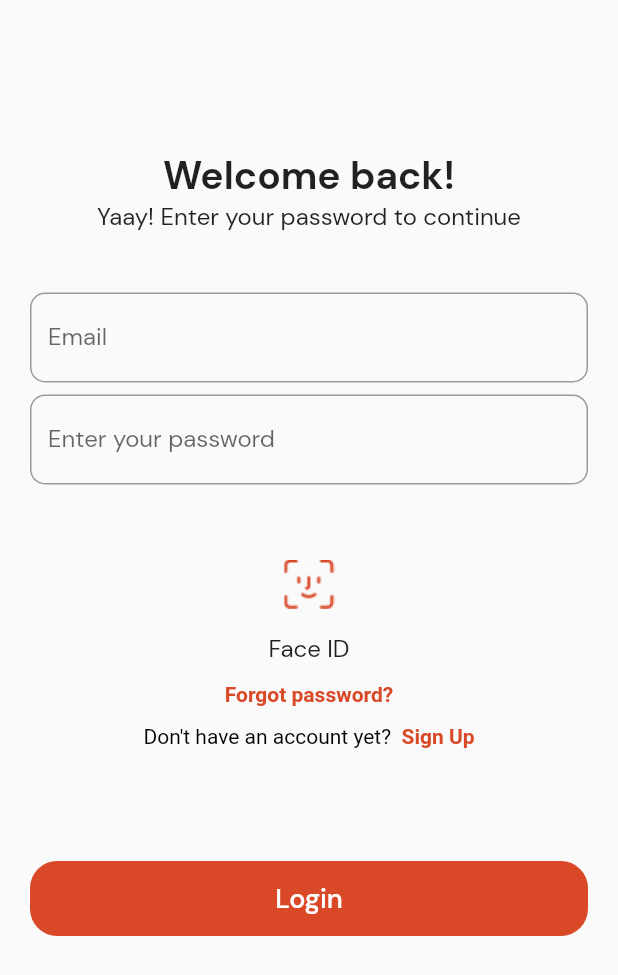
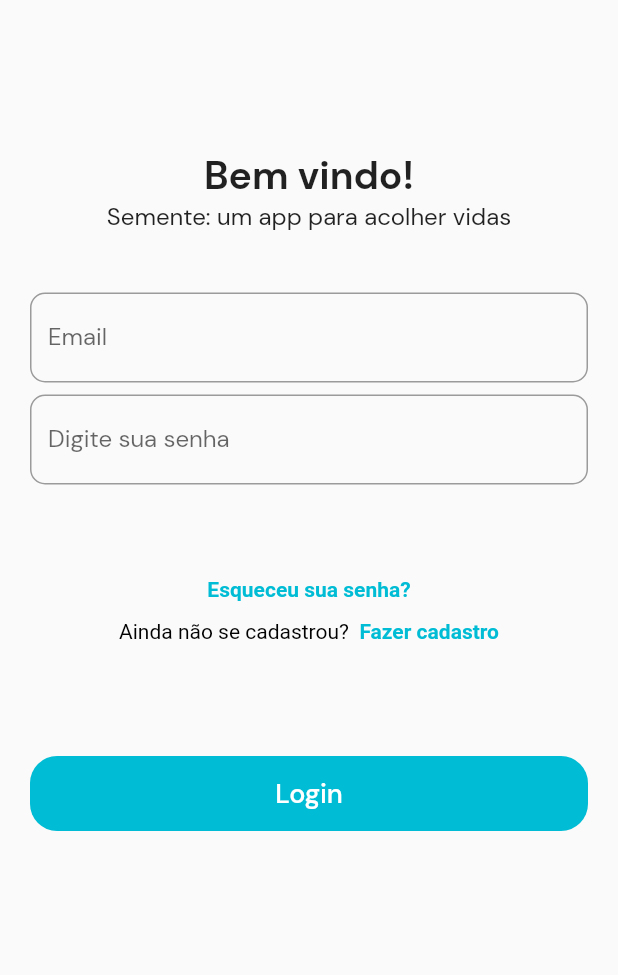
Before and after one commit to antoniomedeiros1/semente_app, a Flutter app: the SignInPage screen opened directly, on a phone screen of 412 x 824 dp. Shown: the top 975 px of the screen. Run offline on Flutter 3.47's test engine with Material 2 defaults, Android fonts, the light colour scheme and no system bars; our stand-ins replace firebase_auth, firebase_core, flutter_svg, font_awesome_flutter, get, google_sign_in and 1 more; missing offline and left inert: sound_stream; accounts and stored records are empty; network calls fail.

Commit message:
autenticação funcionando corretamente

```diff
--- a/lib/screens/signin.dart
+++ b/lib/screens/signin.dart
@@ -1,6 +1,7 @@
 import 'package:firebase_auth_db/services/authentication_service.dart';
 import 'package:firebase_auth_db/screens/menu.dart';
 import 'package:firebase_auth_db/screens/signup.dart';
+import 'package:firebase_auth_db/screens/discover/discover_screen.dart';
 import 'package:flutter/gestures.dart';
 import 'package:flutter/material.dart';
 import 'package:provider/provider.dart';
@@ -13,8 +14,7 @@ class SignInPage extends StatefulWidget {
 }
 
 class _SignInPageState extends State<SignInPage> {
-  bool _isObscure = true;
-  final Color buttonColor = Color(0xffD94928);
+  // bool _isObscure = true;
 
   final TextEditingController emailController = TextEditingController();
   final TextEditingController passwordController = TextEditingController();
@@ -32,57 +32,49 @@ class _SignInPageState extends State<SignInPage> {
             child: Column(
               children: [
                 Column(
-                  children: [
+                  children: const [
                     Text(
-                      "Welcome back!",
+                      "Bem vindo!",
                       style:
                           TextStyle(fontSize: 26, fontWeight: FontWeight.bold),
                       textAlign: TextAlign.center,
                     ),
                     Text(
-                      "Yaay! Enter your password to continue",
+                      "Semente: um app para acolher vidas",
                       style: TextStyle(fontSize: 16),
                     ),
                   ],
                 ),
-                SizedBox(
-                  height: 40,
-                ),
+                const SizedBox(height: 40),
                 buildEmailField(),
-                SizedBox(
-                  height: 8,
-                ),
-                buildPasswordField('Enter your password'),
-                SizedBox(
-                  height: 50,
-                ),
-                SizedBox(
-                  height: 70,
-                  child: Column(
-                    mainAxisAlignment: MainAxisAlignment.spaceBetween,
-                    children: [
-                      Image(
-                          image:
-                              AssetImage("lib/assets/images/signin_icon.png")),
-                      Text(
-                        "Face ID",
-                        style: TextStyle(fontSize: 16),
-                      ),
-                    ],
-                  ),
-                ),
-                SizedBox(
-                  height: 12,
-                ),
+                const SizedBox(height: 8),
+                buildPasswordField('Digite sua senha'),
+                const SizedBox(height: 50),
+                // SizedBox(
+                //   height: 70,
+                //   child: Column(
+                //     mainAxisAlignment: MainAxisAlignment.spaceBetween,
+                //     children: [
+                //       Image(
+                //           image:
+                //               AssetImage("lib/assets/images/signin_icon.png")),
+                //       Text(
+                //         "Face ID",
+                //         style: TextStyle(fontSize: 16),
+                //       ),
+                //     ],
+                //   ),
+                // ),
+                const SizedBox(height: 12),
                 RichText(
                   text: TextSpan(
-                    style: TextStyle(
+                    style: const TextStyle(
                       fontSize: 14.0,
                       color: Colors.black,
                     ),
                     children: <TextSpan>[
                       TextSpan(
-                        text: 'Forgot password?',
+                        text: 'Esqueceu sua senha?',
                         recognizer: TapGestureRecognizer()
                           ..onTap = () {
                             Navigator.pushReplacement(
@@ -90,27 +82,25 @@ class _SignInPageState extends State<SignInPage> {
                                 MaterialPageRoute(
                                     builder: (context) => Menu()));
                           },
-                        style: TextStyle(
+                        style: const TextStyle(
                           fontWeight: FontWeight.bold,
-                          color: Color(0xffD94928),
+                          color: Colors.cyan,
                         ),
                       ),
                     ],
                   ),
                 ),
-                SizedBox(
-                  height: 12,
-                ),
+                const SizedBox(height: 12),
                 RichText(
                   text: TextSpan(
-                    style: TextStyle(
+                    style: const TextStyle(
                       fontSize: 14.0,
                       color: Colors.black,
                     ),
                     children: <TextSpan>[
-                      TextSpan(text: "Don't have an account yet? "),
+                      const TextSpan(text: "Ainda não se cadastrou? "),
                       TextSpan(
-                        text: ' Sign Up',
+                        text: ' Fazer cadastro',
                         recognizer: TapGestureRecognizer()
                           ..onTap = () {
                             Navigator.pushReplacement(
@@ -118,23 +108,21 @@ class _SignInPageState extends State<SignInPage> {
                                 MaterialPageRoute(
                                     builder: (context) => SignUpPage()));
                           },
-                        style: TextStyle(
+                        style: const TextStyle(
                           fontWeight: FontWeight.bold,
-                          color: Color(0xffD94928),
+                          color: Colors.cyan,
                         ),
                       ),
                     ],
                   ),
                 ),
-                SizedBox(
-                  height: 75,
-                ),
+                const SizedBox(height: 75),
                 SizedBox(
                   height: 50,
                   width: MediaQuery.of(context).size.width - 40,
                   child: TextButton(
                     style: ButtonStyle(
-                        backgroundColor: MaterialStateProperty.all(buttonColor),
+                        backgroundColor: MaterialStateProperty.all(Colors.cyan),
                         shape:
                             MaterialStateProperty.all<RoundedRectangleBorder>(
                                 RoundedRectangleBorder(
@@ -142,10 +130,14 @@ class _SignInPageState extends State<SignInPage> {
                         ))),
                     onPressed: () {
                       context.read<AuthenticationService>().signIn(
-                          email: emailController.text.trim(),
-                          password: passwordController.text.trim());
+                        email: emailController.text.trim(),
+                        password: passwordController.text.trim()
+                      ).then((value) => value == "Signed in"
+                        ? Navigator.pushReplacement(context, MaterialPageRoute(builder: (context) => DiscoverScreen()))
+                        : print(value)
+                      );
                     },
-                    child: Text(
+                    child: const Text(
                       "Login",
                       style: TextStyle(color: Colors.white, fontSize: 18),
                     ),
@@ -165,7 +157,7 @@ class _SignInPageState extends State<SignInPage> {
       child: TextFormField(
         controller: emailController,
         textCapitalization: TextCapitalization.none,
-        key: ValueKey('email'),
+        key: const ValueKey('email'),
         autocorrect: false,
         enableSuggestions: false,
         validator: (value) {
@@ -198,7 +190,7 @@ class _SignInPageState extends State<SignInPage> {
       child: TextFormField(
         controller: passwordController,
         textCapitalization: TextCapitalization.none,
-        key: ValueKey('password'),
+        key: const ValueKey('password'),
         autocorrect: false,
         enableSuggestions: false,
         validator: (value) {
--- a/lib/screens/signup.dart
+++ b/lib/screens/signup.dart
@@ -1,7 +1,7 @@
 // ignore_for_file: prefer_const_constructors, prefer_const_literals_to_create_immutables, unused_local_variable
 
+import 'package:firebase_auth_db/main.dart';
 import 'package:firebase_auth_db/services/authentication_service.dart';
-import 'package:flutter/cupertino.dart';
 import 'package:flutter/gestures.dart';
 import 'package:flutter/material.dart';
 import 'package:provider/provider.dart';
@@ -16,9 +16,12 @@ class SignUpPage extends StatefulWidget {
 }
 
 class _SignUpPageState extends State<SignUpPage> {
+
   final Color buttonColor = Colors.cyan;
   final TextEditingController emailController = TextEditingController();
   final TextEditingController passwordController = TextEditingController();
+  final fail = false;
+
   @override
   Widget build(BuildContext context) {
     return Scaffold(
@@ -38,7 +41,7 @@ class _SignUpPageState extends State<SignUpPage> {
                     mainAxisAlignment: MainAxisAlignment.spaceBetween,
                     children: [
                       Text(
-                        "Sign Up",
+                        "Cadastro",
                         style: TextStyle(
                           fontWeight: FontWeight.bold,
                           fontSize: 26,
@@ -51,9 +54,9 @@ class _SignUpPageState extends State<SignUpPage> {
                             color: Colors.black,
                           ),
                           children: <TextSpan>[
-                            TextSpan(text: 'or'),
+                            TextSpan(text: 'ou'),
                             TextSpan(
-                              text: ' Sign in',
+                              text: ' fazer login',
                               recognizer: TapGestureRecognizer()
                                 ..onTap = () {
                                   Navigator.pushReplacement(
@@ -73,14 +76,33 @@ class _SignUpPageState extends State<SignUpPage> {
                   ),
                 ),
               ),
-              SizedBox(
-                height: 40,
-              ),
+              SizedBox(height: 40,),
               Container(
                 width: MediaQuery.of(context).size.width - 40,
                 margin: EdgeInsets.only(left: 20.0, right: 20.0),
                 child: Column(
                   children: [
+
+                  Column(
+                      children: [
+                        Container(
+                          alignment: Alignment.topLeft,
+                          child: (fail)
+                          ? Text(
+                            'Ocorreu um erro!',
+                            style: TextStyle(
+                                color: Colors.red[500],
+                            ),
+                          )
+                          : null
+                        ),
+
+                        SizedBox(height: 8),
+                      ],
+                    ),
+
+
+
                     Row(
                       children: [
                         SizedBox(
@@ -90,7 +112,7 @@ class _SignUpPageState extends State<SignUpPage> {
                               keyboardType: TextInputType.name,
                               decoration: InputDecoration(
                                 fillColor: Colors.white,
-                                hintText: 'firstname',
+                                hintText: 'Primeiro nome',
                                 border: OutlineInputBorder(
                                   borderSide: const BorderSide(
                                       color: Color(0xffE0E0E0), width: 2.0),
@@ -108,7 +130,7 @@ class _SignUpPageState extends State<SignUpPage> {
                               keyboardType: TextInputType.name,
                               decoration: InputDecoration(
                                 fillColor: Colors.white,
-                                hintText: 'lastname',
+                                hintText: 'Sobrenome',
                                 border: OutlineInputBorder(
                                   borderSide: const BorderSide(
                                       color: Color(0xffE0E0E0), width: 2.0),
@@ -130,20 +152,24 @@ class _SignUpPageState extends State<SignUpPage> {
                     SizedBox(
                       height: 8,
                     ),
-                    buildPasswordField('Password'),
+                    buildPasswordField('Senha'),
                     SizedBox(
                       height: 8,
                     ),
-                    buildPasswordField('Confirm password'),
+                    buildPasswordField('Confirmação da senha'),
                     SizedBox(
                       height: 5,
                     ),
-                    Text(
-                        "Must be at least 8 characters including upper, lower case letters and or a symbol ( e.g ythhYT8!)"),
+                    Container(
+                      alignment: Alignment.topLeft,
+                      child: Text(
+                        "Deve conter pelo menos 8 caracteres"
+                      ),
+                    ),
                     SizedBox(
                       height: 20,
                     ),
-                    buildSignUpButton(buttonColor),
+                    buildSignUpButton(buttonColor, fail),
                     SizedBox(
                       height: 5,
                     ),
@@ -201,7 +227,7 @@ class _SignUpPageState extends State<SignUpPage> {
         ));
   }
 
-  Widget buildSignUpButton(Color buttonClr) {
+  Widget buildSignUpButton(Color buttonClr, bool fail) {
     return SizedBox(
       height: 50,
       width: MediaQuery.of(context).size.width - 40,
@@ -214,11 +240,16 @@ class _SignUpPageState extends State<SignUpPage> {
             ))),
         onPressed: () {
           context.read<AuthenticationService>().signUp(
-              email: emailController.text.trim(),
-              password: passwordController.text.trim());
+            email: emailController.text.trim(),
+            password: passwordController.text.trim()
+          )
+          .then((value) => value == "Signed up"
+            ? Navigator.pushReplacement(context, MaterialPageRoute(builder: (context) => SignInPage()))
+            : print(value)
+          );
         },
         child: Text(
-          "Sign up",
+          "Criar cadastro",
           style: TextStyle(color: Colors.white, fontSize: 18),
         ),
       ),
@@ -239,7 +270,7 @@ class _SignUpPageState extends State<SignUpPage> {
           final regExp = RegExp(pattern);
 
           if (!regExp.hasMatch(value!)) {
-            return 'Enter a valid mail';
+            return 'Email inválido';
           } else {
             return null;
           }
@@ -269,7 +300,7 @@ class _SignUpPageState extends State<SignUpPage> {
         enableSuggestions: false,
         validator: (value) {
           if (value!.isEmpty || value.length < 7) {
-            return 'Password must be at least 7 characters long.';
+            return 'A senha deve conter pelo menos 7 caracteres';
           }
         },
         obscureText: true,
--- a/lib/services/authentication_service.dart
+++ b/lib/services/authentication_service.dart
@@ -4,7 +4,7 @@ import 'package:flutter/foundation.dart';
 import 'package:flutter/material.dart';
 
 class AuthenticationService extends ChangeNotifier {
-  //Email Signin
+
   final FirebaseAuth _firebaseAuth;
   AuthenticationService(this._firebaseAuth);
 
```
Also changed, not shown: lib/main.dart (+4 -27 lines), lib/screens/discover/discover_screen.dart (+13 -5 lines), lib/screens/menu.dart (+3 -4 lines).
